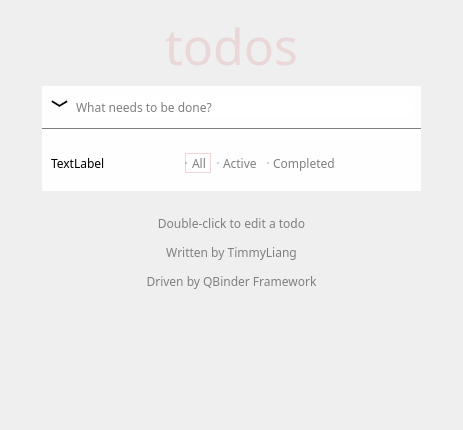
The window that example/todo_app/todo.ui (FXTD-ODYSSEY/QBinder) describes before a commit, drawn with Qt 5.
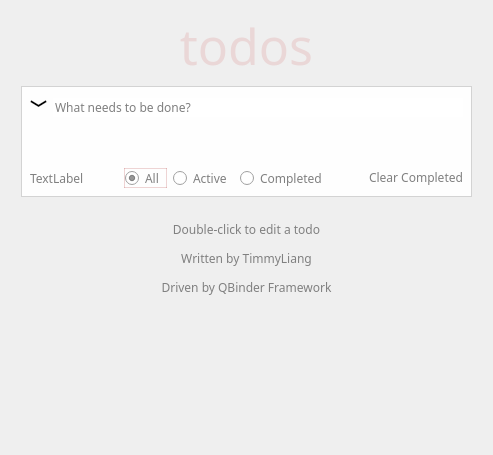
The same window after the commit. Custom widgets are drawn as their Qt base class.

Commit message: 更新 todo example

Diff of the .ui file:
```diff
--- a/example/todo_app/todo.ui
+++ b/example/todo_app/todo.ui
@@ -6,8 +6,8 @@
    <rect>
     <x>0</x>
     <y>0</y>
-    <width>463</width>
-    <height>430</height>
+    <width>493</width>
+    <height>455</height>
    </rect>
   </property>
   <property name="windowTitle">
@@ -54,6 +54,7 @@
        <property name="styleSheet">
         <string notr="true">#TodoContainer{
 background:rgb(254, 254, 254);
+border:1px solid lightgray;
 }</string>
        </property>
        <layout class="QVBoxLayout" name="verticalLayout">
@@ -72,7 +73,7 @@
         <item>
          <widget class="QWidget" name="TodoHeader" native="true">
           <property name="styleSheet">
-           <string notr="true">#TodoHeader{border-bottom:1px solid gray;}</string>
+           <string notr="true"/>
           </property>
           <layout class="QHBoxLayout" name="horizontalLayout">
            <item>
@@ -134,8 +135,22 @@
           </layout>
          </widget>
         </item>
+        <item>
+         <widget class="QWidget" name="TodoList" native="true">
+          <property name="minimumSize">
+           <size>
+            <width>0</width>
+            <height>0</height>
+           </size>
+          </property>
+          <layout class="QVBoxLayout" name="verticalLayout_3"/>
+         </widget>
+        </item>
         <item>
          <widget class="QWidget" name="TodoFooter" native="true">
+          <property name="styleSheet">
+           <string notr="true">color:gray;</string>
+          </property>
           <layout class="QHBoxLayout" name="horizontalLayout_3">
            <item>
             <widget class="QLabel" name="label_4">
@@ -151,12 +166,41 @@
             </widget>
            </item>
            <item>
-            <widget class="QGroupBox" name="groupBox">
+            <spacer name="horizontalSpacer_3">
+             <property name="orientation">
+              <enum>Qt::Horizontal</enum>
+             </property>
+             <property name="sizeHint" stdset="0">
+              <size>
+               <width>40</width>
+               <height>20</height>
+              </size>
+             </property>
+            </spacer>
+           </item>
+           <item>
+            <widget class="QGroupBox" name="StateGroup">
              <property name="styleSheet">
               <string notr="true">QGroupBox{border:none;}
-QRadioButton::indicator{ width:0px;height:0px}
-QRadioButton{color:gray;padding-right:3px;}
-QRadioButton::checked{padding-right:3px;border:1px solid rgb(239, 213, 213)}</string>
+QRadioButton::indicator {
+image:none;
+width: 0px;
+}
+
+
+QRadioButton{
+
+text-align:center;
+padding-right:3px;
+
+}
+QRadioButton::hover {
+border:1px solid rgba(175, 47, 47, 0.1);
+}
+QRadioButton::checked{
+border:1px solid rgba(175, 47, 47, 0.2);
+font-weight:bold;
+}</string>
              </property>
              <property name="title">
               <string/>
@@ -165,26 +209,19 @@
               <bool>false</bool>
              </property>
              <layout class="QHBoxLayout" name="horizontalLayout_4">
+              <property name="topMargin">
+               <number>0</number>
+              </property>
+              <property name="bottomMargin">
+               <number>0</number>
+              </property>
               <item>
-               <spacer name="horizontalSpacer_3">
-                <property name="orientation">
-                 <enum>Qt::Horizontal</enum>
-                </property>
-                <property name="sizeHint" stdset="0">
-                 <size>
-                  <width>40</width>
-                  <height>20</height>
-                 </size>
-                </property>
-               </spacer>
-              </item>
-              <item>
-               <widget class="QRadioButton" name="radioButton">
+               <widget class="QRadioButton" name="AllState">
                 <property name="styleSheet">
                  <string notr="true"/>
                 </property>
                 <property name="text">
-                 <string>All</string>
+                 <string>All </string>
                 </property>
                 <property name="checked">
                  <bool>true</bool>
@@ -192,35 +229,75 @@
                </widget>
               </item>
               <item>
-               <widget class="QRadioButton" name="radioButton_2">
-                <property name="text">
-                 <string>Active</string>
+               <widget class="QRadioButton" name="ActiveState">
+                <property name="sizePolicy">
+                 <sizepolicy hsizetype="Expanding" vsizetype="Fixed">
+                  <horstretch>0</horstretch>
+                  <verstretch>0</verstretch>
+                 </sizepolicy>
                 </property>
-               </widget>
-              </item>
-              <item>
-               <widget class="QRadioButton" name="radioButton_3">
                 <property name="text">
-                 <string>Completed</string>
+                 <string>Active </string>
                 </property>
                </widget>
               </item>
               <item>
-               <spacer name="horizontalSpacer_4">
-                <property name="orientation">
-                 <enum>Qt::Horizontal</enum>
+               <widget class="QRadioButton" name="CompletedState">
+                <property name="sizePolicy">
+                 <sizepolicy hsizetype="Expanding" vsizetype="Preferred">
+                  <horstretch>0</horstretch>
+                  <verstretch>0</verstretch>
+                 </sizepolicy>
                 </property>
-                <property name="sizeHint" stdset="0">
+                <property name="minimumSize">
                  <size>
-                  <width>40</width>
-                  <height>20</height>
+                  <width>0</width>
+                  <height>0</height>
                  </size>
                 </property>
-               </spacer>
+                <property name="text">
+                 <string>Completed </string>
+                </property>
+               </widget>
               </item>
              </layout>
             </widget>
            </item>
+           <item>
+            <spacer name="horizontalSpacer_4">
+             <property name="orientation">
+              <enum>Qt::Horizontal</enum>
+             </property>
+             <property name="sizeHint" stdset="0">
+              <size>
+               <width>40</width>
+               <height>20</height>
+              </size>
+             </property>
+            </spacer>
+           </item>
+           <item>
+            <widget class="HoverLabel" name="ItemClear">
+             <property name="sizePolicy">
+              <sizepolicy hsizetype="Fixed" vsizetype="Preferred">
+               <horstretch>0</horstretch>
+               <verstretch>0</verstretch>
+              </sizepolicy>
+             </property>
+             <property name="font">
+              <font>
+               <family>Microsoft YaHei</family>
+               <underline>false</underline>
+              </font>
+             </property>
+             <property name="styleSheet">
+              <string notr="true"/>
+             </property>
+             <property name="text">
+              <string>&lt;html&gt;&lt;head/&gt;&lt;body&gt;&lt;p&gt;&lt;ahref=&quot;clear&quot; style=&quot;text-decoration: none;color:gray&quot;&gt;Clear Completed&lt;/a&gt;&lt;/p&gt;&lt;/body&gt;&lt;/html&gt;</string>
+             </property>
+            </widget>
+           </item>
           </layout>
          </widget>
         </item>
@@ -245,6 +322,12 @@
      </item>
      <item>
       <widget class="QLabel" name="label_2">
+       <property name="font">
+        <font>
+         <family>Microsoft YaHei</family>
+         <underline>false</underline>
+        </font>
+       </property>
        <property name="styleSheet">
         <string notr="true">color:gray</string>
        </property>
@@ -283,6 +366,13 @@
    </item>
   </layout>
  </widget>
+ <customwidgets>
+  <customwidget>
+   <class>HoverLabel</class>
+   <extends>QLabel</extends>
+   <header>__main__.h</header>
+  </customwidget>
+ </customwidgets>
  <resources/>
  <connections/>
 </ui>
```
Left out of the diff: 4 changed lines with no effect on the pictures. The commit also changes 5 other files.
